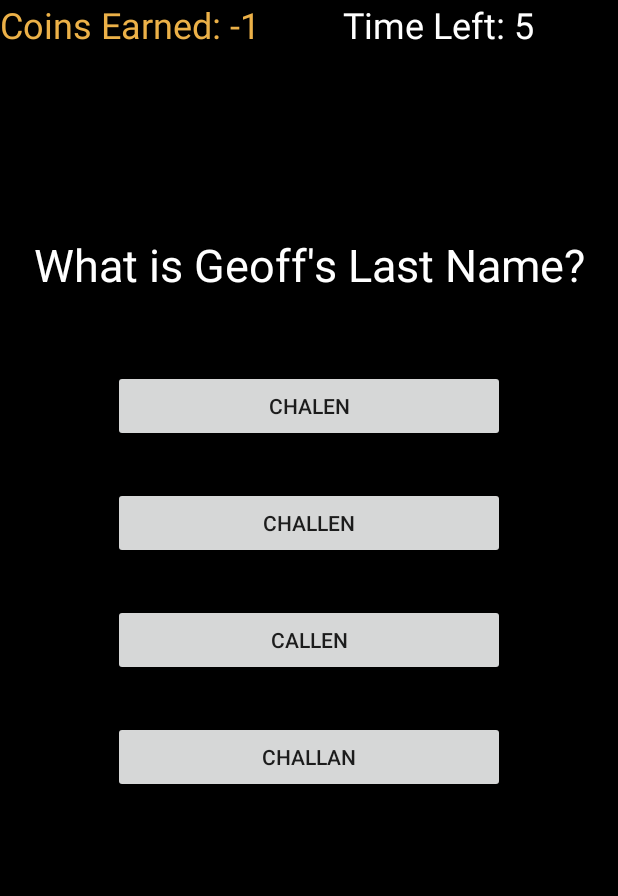
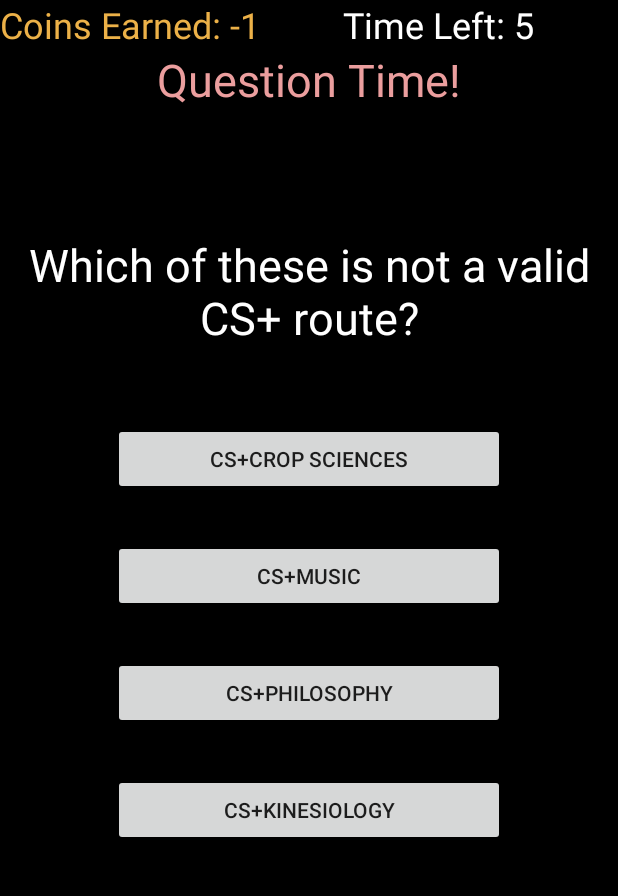
Before and after one commit to QwertycowMoo/cs125-final-project, an Android app: the QuestionsGame screen opened directly, with no data from a screen before it, on a phone screen of 412 x 824 dp, the part 84-980 px from its top. Run offline under Robolectric (Android 15) with nearby library versions, the phone set to English and light mode, and no system bars.

Commit message:
Small adjustments to UI and fixed up QuestionsGame

```diff
--- a/app/src/main/java/com/example/cs125_final_project/ClickLogoGame.java
+++ b/app/src/main/java/com/example/cs125_final_project/ClickLogoGame.java
@@ -56,7 +56,7 @@ public class ClickLogoGame extends AppCompatActivity {
         GameActivity.updateLives(lives, txtLives);
 
         //timer setup
-        timeMillisLeft = 10000;
+        timeMillisLeft = 6000;
 
         playGame();
     }
--- a/app/src/main/java/com/example/cs125_final_project/GameActivity.java
+++ b/app/src/main/java/com/example/cs125_final_project/GameActivity.java
@@ -172,7 +172,7 @@ public class GameActivity extends AppCompatActivity {
 
     private void startNewMiniGame() {
         Random r = new Random();
-        gameSelect = r.nextInt(3);
+        gameSelect = r.nextInt(4);
 
         Intent gameIntent = new Intent(this, games[gameSelect]);
         addInfoToMiniGameIntent(gameIntent);
--- a/app/src/main/java/com/example/cs125_final_project/QuestionsGame.java
+++ b/app/src/main/java/com/example/cs125_final_project/QuestionsGame.java
@@ -48,7 +48,15 @@ public class QuestionsGame extends AppCompatActivity {
         //So the index of the correct answer is the answer's index in the String array
         questionsAnswer = new HashMap<>();
         questionsAnswer.put(new String[]{"What is Geoff's Last Name?", "Chalen", "Challen", "Callen", "Challan"}, 2);
-
+        questionsAnswer.put(new String[]{"How many MP Checkpoints were there?", "3", "7", "4", "2"}, 3);
+        questionsAnswer.put(new String[]{"How many hours of sleep should a CS student get?", "8 like a normal human", "5", "12 but only on certain days", "3?"}, 1);
+        questionsAnswer.put(new String[]{"What is the amount of time needed for Merge Sort of n items?", "O(n)", "O(log n)", "O(n^2)", "O(n log n)"}, 4);
+        questionsAnswer.put(new String[]{"What grade should this project get?", "100 fo sure", "0", "70", "0 again"}, 1);
+        questionsAnswer.put(new String[]{"Which part of these is not part of Checkstyle?", "Spacing after parentheses", "Comments for methods", "Using getters and setters", "Using semicolons"}, 4);
+        questionsAnswer.put(new String[]{"What does DCL stand for?", "Digital Computer Library", "Digital Computing Literacy", "Donuts Can't Love", "Digital Core Library"}, 1);
+        questionsAnswer.put(new String[]{"Which of these is not a valid CS+ route?", "CS+Crop Sciences", "CS+Music", "CS+Philosophy", "CS+Kinesiology"}, 4);
+        questionsAnswer.put(new String[]{"What is Geoff's Last Name?", "Chalen", "Challen", "Callen", "Challan"}, 2);
+        questionsAnswer.put(new String[]{"How many computer science students enrolled for the class of 2019?", "~1800", "~2300", "~1200", "~700"}, 1);
         questionKeys = new ArrayList<>(questionsAnswer.keySet());
         //setting up timer
         txtTimer = findViewById(R.id.txtTimer);
@@ -86,9 +94,12 @@ public class QuestionsGame extends AppCompatActivity {
         btnAnswer3.setOnClickListener(v -> {
             answerClicked(3);
         });
-        btnAnswer3.setOnClickListener(v -> {
-            answerClicked(3);
+        btnAnswer4.setOnClickListener(v -> {
+            answerClicked(4);
         });
+
+        TextView txtGameTitle = findViewById(R.id.txtGameTitle);
+        txtGameTitle.setText("Question Time!");
         playGame();
     }
 
@@ -100,7 +111,6 @@ public class QuestionsGame extends AppCompatActivity {
         }
     }
     private void playGame() {
-
         timer = new CountDownTimer(timeMillisLeft, 1000) {
             @Override
             public void onTick(long l) {
--- a/app/src/main/java/com/example/cs125_final_project/SlideChangeGame.java
+++ b/app/src/main/java/com/example/cs125_final_project/SlideChangeGame.java
@@ -64,7 +64,7 @@ public class SlideChangeGame extends AppCompatActivity {
         layChangeSlides.setVisibility(View.VISIBLE);
         //Timer Setup
         txtTimer = findViewById(R.id.txtTimer);
-        timeMillisLeft = 10000;
+        timeMillisLeft = 6000;
 
         //Updating coins and lives has to happen through intent or else it just breaks
         Intent intent = getIntent();
--- a/app/src/main/java/com/example/cs125_final_project/SmashBugsGame.java
+++ b/app/src/main/java/com/example/cs125_final_project/SmashBugsGame.java
@@ -87,6 +87,9 @@ public class SmashBugsGame extends AppCompatActivity{
         GameActivity.updateLives(lives, txtLives);
         txtCoins.setText("Coins Earned: " + coins);
 
+
+        TextView txtGameTitle = findViewById(R.id.txtGameTitle);
+        txtGameTitle.setText("Squash the Bugs in the Code!");
         //Timer and begin game
         timeMillisLeft = 10000;
         playGame();
```
